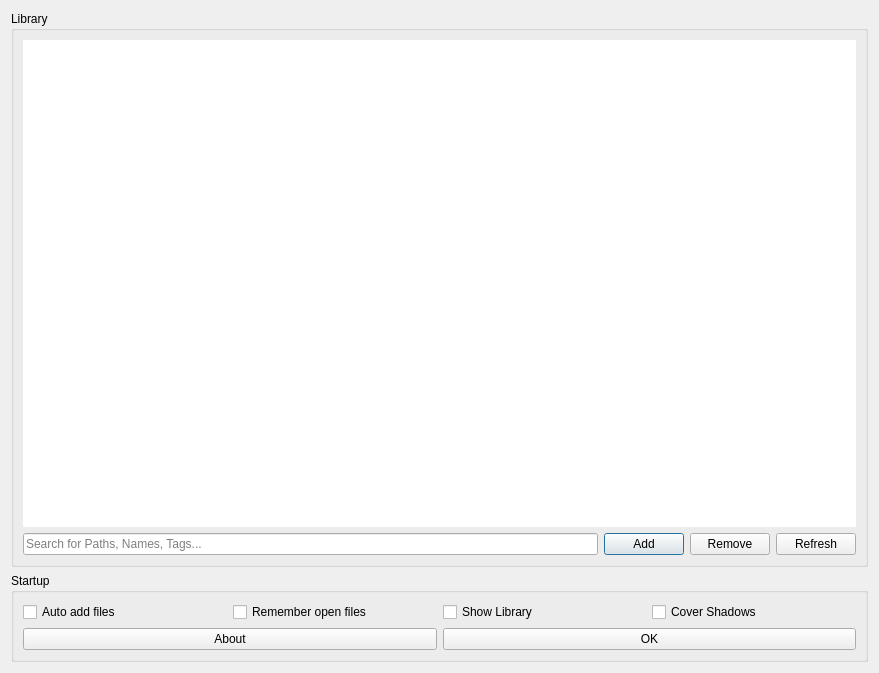
This is resources/raw/settings.ui in BasioMeusPuga/Lector as Qt 5 draws it before an edit. The edited form follows.
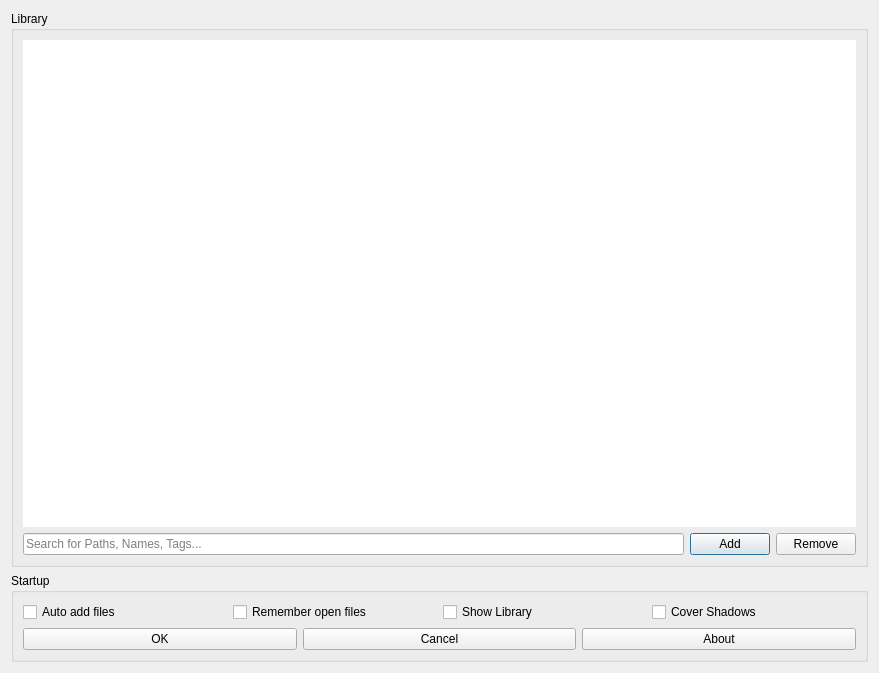
This is the edited form.

Patch:
```diff
--- a/resources/raw/settings.ui
+++ b/resources/raw/settings.ui
@@ -82,13 +82,6 @@
             </property>
            </widget>
           </item>
-          <item>
-           <widget class="QPushButton" name="refreshButton">
-            <property name="text">
-             <string>Refresh</string>
-            </property>
-           </widget>
-          </item>
          </layout>
         </item>
        </layout>
@@ -134,13 +127,6 @@
         </item>
         <item row="1" column="0">
          <layout class="QHBoxLayout" name="horizontalLayout_2">
-          <item>
-           <widget class="QPushButton" name="aboutButton">
-            <property name="text">
-             <string>About</string>
-            </property>
-           </widget>
-          </item>
           <item>
            <widget class="QPushButton" name="okButton">
             <property name="text">
@@ -148,6 +134,20 @@
             </property>
            </widget>
           </item>
+          <item>
+           <widget class="QPushButton" name="cancelButton">
+            <property name="text">
+             <string>Cancel</string>
+            </property>
+           </widget>
+          </item>
+          <item>
+           <widget class="QPushButton" name="aboutButton">
+            <property name="text">
+             <string>About</string>
+            </property>
+           </widget>
+          </item>
          </layout>
         </item>
        </layout>
```
